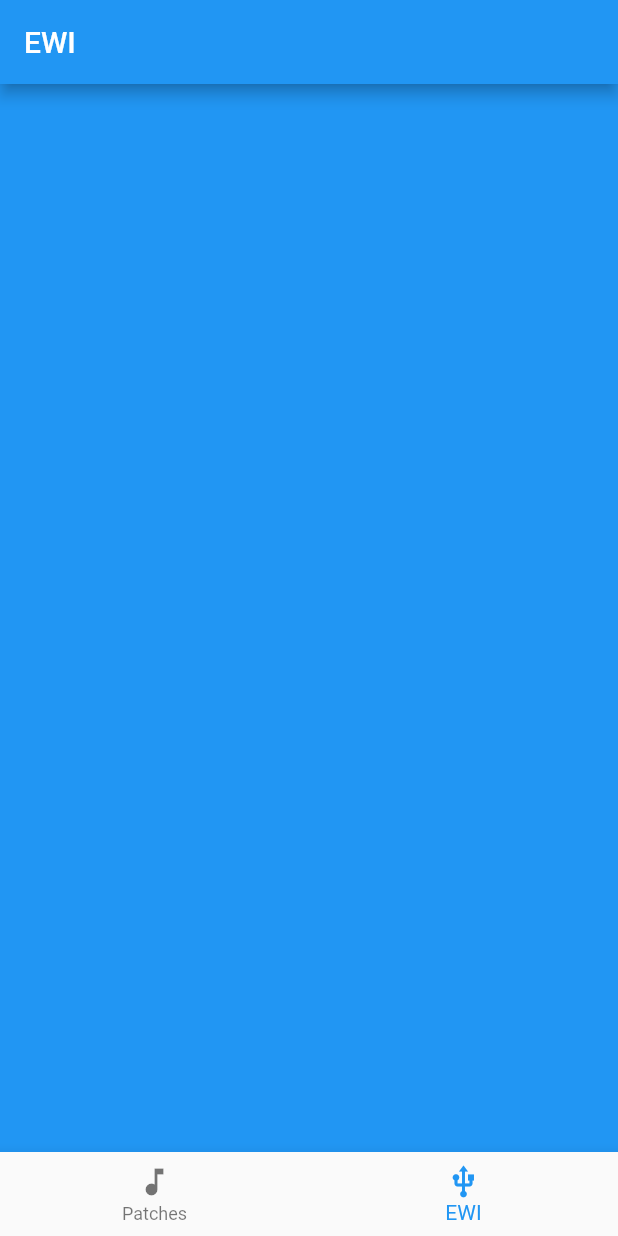
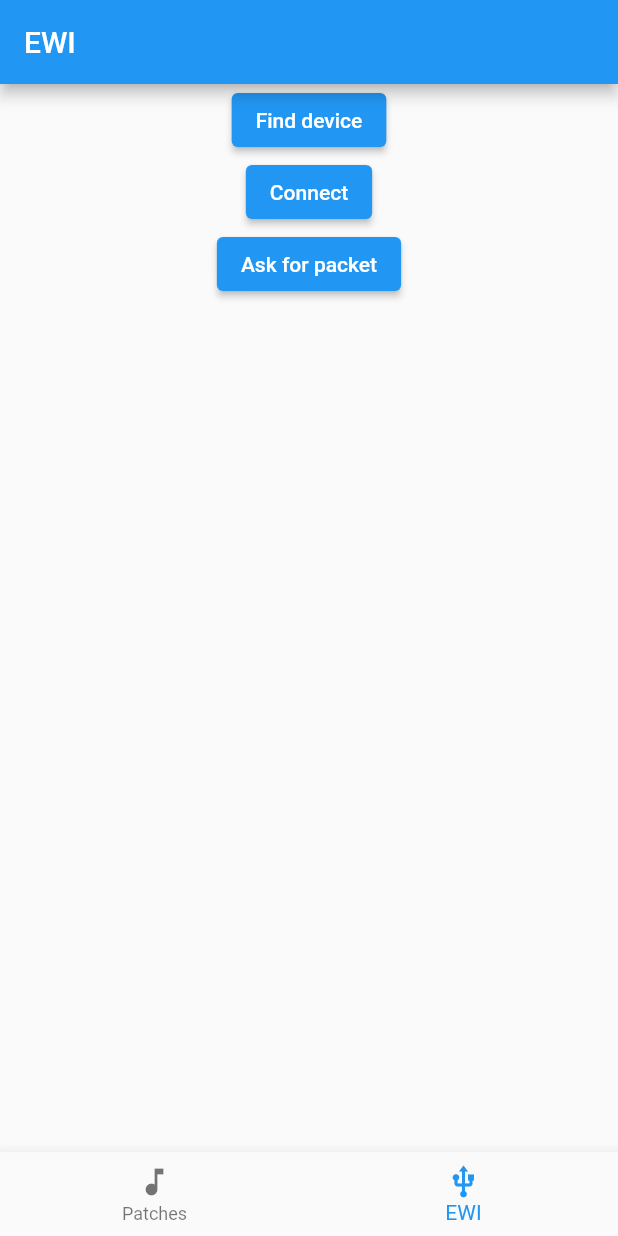
Before and after one commit to Kibibibit/rewiverb4000s, a Flutter app: the screen it shows after launch, swiped to page 2, on a phone screen of 412 x 824 dp. Run offline on Flutter 3.47's test engine with Material 2 defaults, Android fonts, the light colour scheme and no system bars; missing offline and left inert: flutter_midi_command, geoff.

Commit message:
Got it retrieving patch data

```diff
--- /dev/null
+++ b/lib/models/sendmsg.dart
@@ -0,0 +1,24 @@
+// ignore_for_file: constant_identifier_names
+
+import 'dart:typed_data';
+
+class SendMsg {
+  late MidiMsgType msgType;
+  late DelayType delay;
+
+  // sysex body...
+  late Uint8List bytes;
+
+  // control change properties...
+  //  public int channel;
+  int? cc;
+  int? value;
+
+  SendMsg() {
+    delay = DelayType.NONE;
+  }
+}
+
+enum MidiMsgType { SYSEX, CC, SYSTEM_RESET }
+
+enum DelayType { NONE, SHORT, LONG }
--- a/lib/pages/homepage.dart
+++ b/lib/pages/homepage.dart
@@ -1,4 +1,5 @@
 import 'package:flutter/material.dart';
+import 'package:rewiverb4000s/pages/serialpage.dart';
 
 class HomePage extends StatefulWidget {
   const HomePage({Key? key}) : super(key: key);
@@ -29,7 +30,7 @@ class _HomePageState extends State<HomePage> {
           controller: _controller,
           children: [
             Container(color: Colors.red,),
-            Container(color: Colors.blue,)
+            const SerialPage(),
           ],
           onPageChanged: (index) {
             setState(() => currentIndex = index);
--- /dev/null
+++ b/lib/pages/serialpage.dart
@@ -0,0 +1,67 @@
+import 'dart:async';
+import 'dart:typed_data';
+
+import 'package:flutter/material.dart';
+import 'package:flutter_midi_command/flutter_midi_command.dart';
+import 'package:geoff/utils/system/log.dart';
+import 'package:rewiverb4000s/utils/midihelper.dart';
+
+class SerialPage extends StatefulWidget {
+  const SerialPage({Key? key}) : super(key: key);
+
+  @override
+  State<SerialPage> createState() => _SerialPageState();
+}
+
+class _SerialPageState extends State<SerialPage> {
+  final Log _logger = Log("SerialPage");
+  late MidiHelper midiHelper;
+  StreamSubscription<String>? _setupSubscription;
+  StreamSubscription<MidiPacket>? _dataSubscription;
+  StreamSubscription<Uint8List>? _sentStream;
+
+  @override
+  void initState() {
+    super.initState();
+    setState(() {
+      midiHelper = MidiHelper();
+      _setupSubscription = midiHelper.midiCommand.onMidiSetupChanged?.listen((event) async {
+        _logger.debug("SETUP: $event");
+      });
+      _dataSubscription = midiHelper.midiCommand.onMidiDataReceived?.listen((event) async {
+        _logger.debug("GOT: (length: ${event.data.length}) ${event.data} from ${event.device.id}");
+      });
+      _sentStream = midiHelper.midiCommand.onMidiDataSent.listen((event) {
+        _logger.debug("SENT: ${event.toString()}");
+      });
+    });
+  }
+
+  @override
+  Widget build(BuildContext context) {
+    return Column(
+      children: [
+        ElevatedButton(
+          onPressed: () async {
+            midiHelper.getDevicePresent();
+          },
+          child: const Text("Find device"),
+        ),
+        ElevatedButton(
+          onPressed: () async {
+            midiHelper.connect();
+          },
+          child: const Text("Connect"),
+        ),
+        ElevatedButton(
+          onPressed: () async {
+            midiHelper.requestPatch(0);
+            midiHelper.requestPatch(99);
+            midiHelper.requestPatch(39);
+          },
+          child: const Text("Ask for packet"),
+        ),
+      ],
+    );
+  }
+}
--- /dev/null
+++ b/lib/utils/midihelper.dart
@@ -0,0 +1,146 @@
+// ignore_for_file: non_constant_identifier_names, constant_identifier_names
+
+import 'dart:typed_data';
+
+import 'package:geoff/utils/system/log.dart';
+import 'package:rewiverb4000s/models/patch/ewi_patch.dart';
+import 'package:rewiverb4000s/models/sendmsg.dart';
+import 'package:rewiverb4000s/models/types/byte.dart';
+import 'package:flutter_midi_command/flutter_midi_command.dart';
+
+class MidiHelper {
+  static final Byte MIDI_PRESET_DUMP = Byte(0x00);
+  static final Byte MIDI_PRESET_DUMP_REQ = Byte(0x40);
+  static final Byte MIDI_QUICKPC_DUMP = Byte(0x01);
+  static final Byte MIDI_QUICKPC_DUMP_REQ = Byte(0x41);
+  static final Byte MIDI_EDIT_LOAD = Byte(0x10);
+  static final Byte MIDI_EDIT_STORE = Byte(0x11);
+  static final Byte MIDI_EDIT_DUMP = Byte(0x20);
+  static final Byte MIDI_EDIT_DUMP_REQ = Byte(0x60);
+
+  static final Byte MIDI_SYSEX_HEADER = Byte(0xf0); // 0xf0
+  static final Byte MIDI_SYSEX_TRAILER = Byte(0xf7); // 0xf7
+  static final Byte MIDI_SYSEX_GEN_INFO = Byte(0x06);
+  static final Byte MIDI_SYSEX_ID_REQ = Byte(0x01);
+  static final Byte MIDI_SYSEX_ID = Byte(0x02);
+  static final Byte MIDI_SYSEX_AKAI_ID = Byte(0x47); // 71.
+  static final Byte MIDI_SYSEX_AKAI_EWI4K = Byte(0x64); // 100.
+  static final Byte MIDI_SYSEX_CHANNEL = Byte(0x00);
+  static final Byte MIDI_SYSEX_NONREALTIME = Byte(0x7e);
+  static final Byte MIDI_SYSEX_ALLCHANNELS = Byte(0x7f);
+
+  static final Byte MIDI_CC_DATA_ENTRY = Byte(0x06);
+  static final Byte MIDI_CC_NRPN_LSB = Byte(0x62);
+  static final Byte MIDI_CC_NRPN_MSB = Byte(0x63);
+
+  static const int MAX_SYSEX_LENGTH = 262144;
+  static const int EWI_SYSEX_PRESET_DUMP_LEN = EwiPatch.EWI_PATCH_LENGTH;
+  static const int EWI_SYSEX_QUICKPC_DUMP_LEN = 91;
+  static const int EWI_SYSEX_ID_RESPONSE_LEN = 15;
+
+  static const int EWI_NUM_QUICKPCS = 84;
+
+  //N.B. MIDI_TIMEOUT_MS must be significantly longer than MIDI_MESSAGE_LONG_PAUSE_MS
+  // otherwise send & receive can get out of sync
+
+  static const int MIDI_MESSAGE_SHORT_PAUSE_MS = 100;
+  static const int MIDI_MESSAGE_LONG_PAUSE_MS = 250;
+  static const int MIDI_TIMEOUT_MS = 3000;
+
+  static final Log _logger = Log("SerialHelper");
+
+  late MidiCommand _midiCommand;
+  MidiDevice? _midiDevice;
+  bool _devicePresent = false;
+
+  MidiHelper() {
+    _midiCommand = MidiCommand();
+  }
+
+  MidiCommand get midiCommand {return _midiCommand;}
+
+  Future<bool> getDevicePresent() async {
+    await _midiCommand.devices.then((List<MidiDevice>? devices) {
+      if (devices == null) {
+        _logger.error("Devices came back null!");
+        _devicePresent = false;
+      } else if (devices.isEmpty) {
+        _devicePresent = false;
+        _logger.warning("No midi device connected!");
+      } else {
+        _midiDevice = devices[0];
+        _logger.info("Found midi device ${_midiDevice!.id}");
+        _devicePresent = true;
+      }
+    });
+    return devicePresent;
+  }
+
+  void connect() {
+    if (_devicePresent) {
+      _midiCommand.connectToDevice(_midiDevice!);
+    } else {
+      _logger.info("No device currently found!");
+    }
+  }
+
+  void requestPatch(final int p) {
+    if (p <= 0 || p > EwiPatch.EWI_NUM_PATCHES) {
+      _logger.error("Attempt to request out-of-range patch ($p)");
+      return;
+    }
+
+    Uint8List reqMsg = Uint8List(7);
+
+    reqMsg[0] = MIDI_SYSEX_HEADER.value;
+    reqMsg[1] = MIDI_SYSEX_AKAI_ID.value; // 0x47 71.
+    reqMsg[2] = MIDI_SYSEX_AKAI_EWI4K.value; // 0x64 100.
+    reqMsg[3] = MIDI_SYSEX_CHANNEL.value; // 0x00
+    reqMsg[4] = MIDI_PRESET_DUMP_REQ.value; // 0x40 64.
+    reqMsg[5] = p;
+    reqMsg[6] = MIDI_SYSEX_TRAILER.value; // 0xf7 -9.
+
+    if (_devicePresent) {
+      _logger.info("Seding data!");
+      _midiCommand.sendData(reqMsg);
+    } else {
+      _logger.warning("No device!");
+    }
+
+
+    //bool gotIt = false;
+
+    // try {
+    //   while (!gotIt) {
+    //     _logger.debug( "Sending request for patch: 0 (Internal patch #: 99)" );
+    //     sendSysEx( reqMsg, DelayType.SHORT );
+    //     // wait for a patch to be received, or timeout
+    //     Integer pGot = sharedData.patchQ.poll( MIDI_TIMEOUT_MS, TimeUnit.MILLISECONDS );
+    //     if (pGot == null)  {
+    //       _logger.debug( "Ppatch request timed out" );
+    //       sharedData.patchQ.clear();
+    //       // sendSystemReset();
+    //     } else 	if (pGot == p) {
+    //       gotIt = true;
+    //     } else if (pGot != p) {
+    //       _logger.debug( "Got out-of-sync patch: $p" );
+    //       sharedData.patchQ.clear();
+    //     }
+    //   }
+    // } catch( InterruptedException e ) {
+    //   e.printStackTrace();
+    // }
+  }
+
+  void sendSysEx(Uint8List sysexBytes, DelayType pause) {
+    SendMsg msg = SendMsg();
+    msg.msgType = MidiMsgType.SYSEX;
+    msg.bytes = sysexBytes;
+    msg.delay = pause;
+    //sharedData.sendQ.add( msg );
+  }
+
+  bool get devicePresent {
+    return _devicePresent;
+  }
+}
--- a/pubspec.yaml
+++ b/pubspec.yaml
@@ -10,6 +10,8 @@ environment:
 dependencies:
   flutter:
     sdk: flutter
+  flutter_midi_command:
+    git: https://github.com/Kibibibit/FlutterMidiCommand.git
   geoff:
     git: https://github.com/Kibibibit/geoff.git
 
```
Also changed, not shown: lib/models/types/byte.dart (+6 -1 lines), pubspec.lock, 2 other files.
